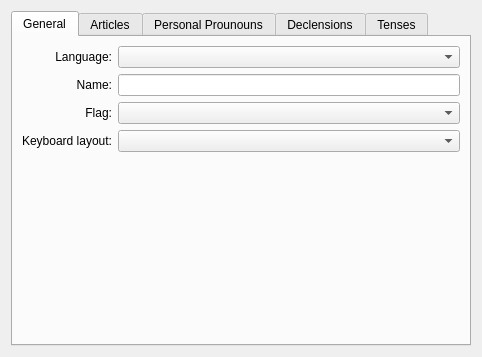
Above: src/settings/languagepropertiespage.ui from KDE/parley before the change. Below: the same form after it.
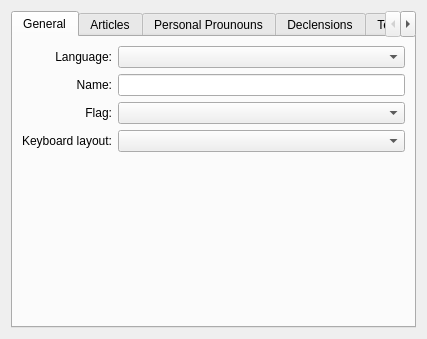
That is the form after the change. The open tabs and pages were chosen to show the change. Custom widgets are drawn as their Qt base class.

Commit message: fix dialog to display page 0 first; hide confusing neuter label if not needed;

Patch:
```diff
--- a/src/settings/languagepropertiespage.ui
+++ b/src/settings/languagepropertiespage.ui
@@ -5,8 +5,8 @@
    <rect>
     <x>0</x>
     <y>0</y>
-    <width>482</width>
-    <height>357</height>
+    <width>411</width>
+    <height>339</height>
    </rect>
   </property>
   <layout class="QHBoxLayout" name="horizontalLayout" >
```
Left out of the diff: 69 changed lines with no effect on the pictures. The commit also changes 1 other file.
